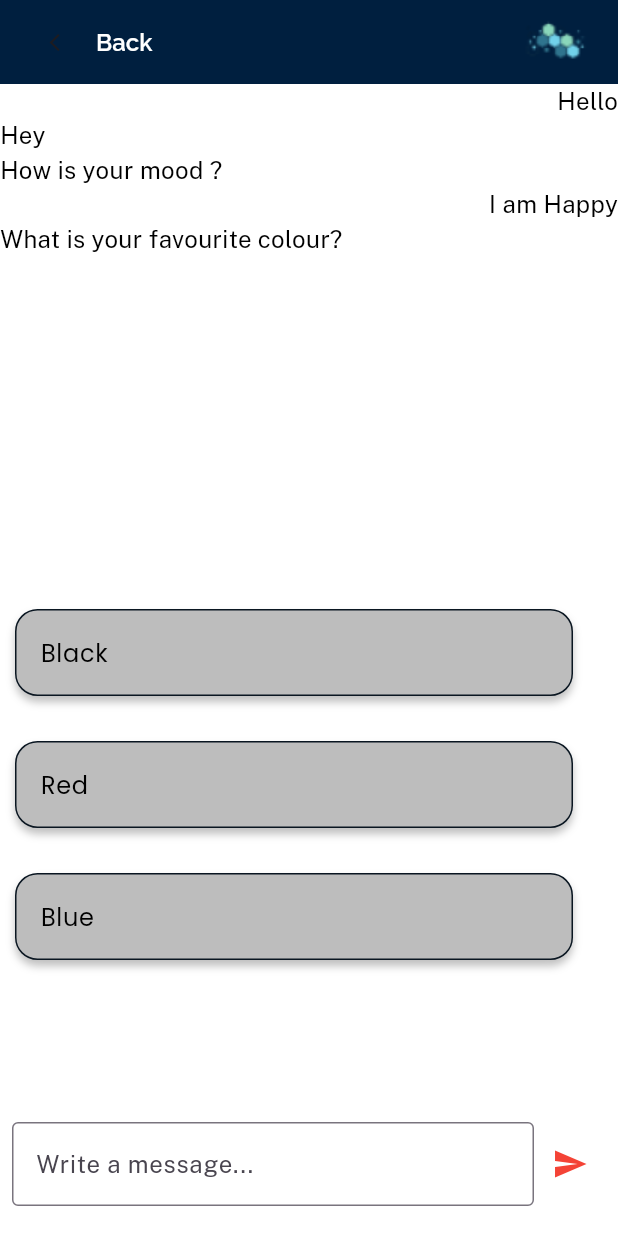
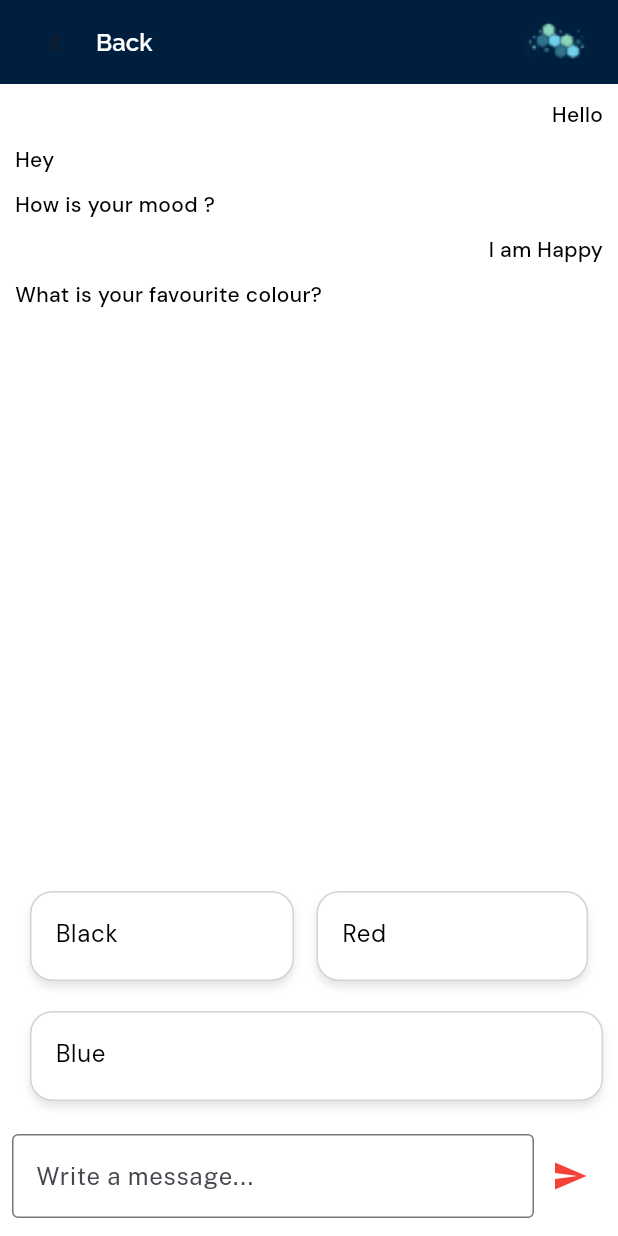
Before and after one commit to perfectionist7/True-Partner-App, a Flutter app: the HomeScreen screen opened directly, after a tap on "I am Happy", on a phone screen of 412 x 824 dp. Run offline on Flutter 3.47's test engine with Material 3 defaults, Android fonts, the phone set to English and light mode, and no system bars; our stand-ins replace get, google_fonts, velocity_x.

Commit message:
Update home_screen.dart

```diff
--- a/lib/home_screen.dart
+++ b/lib/home_screen.dart
@@ -1,4 +1,4 @@
-import 'package:deevot_new_project/api_services.dart';
+import 'api_services.dart';
 import 'package:flutter/material.dart';
 import 'package:get/get.dart';
 import 'package:google_fonts/google_fonts.dart';
@@ -74,70 +74,147 @@ class _HomeScreenState extends State<HomeScreen> {
                           itemCount: controller.chats.length,
                           itemBuilder: (BuildContext context, int index) {
                             Map<String, String> data = controller.chats[index];
-                            return Align(
+                            return Container(
+                                margin: EdgeInsets.only(
+                                    top: 10, left: 10, right: 10),
+                                child: Align(
                                     alignment: data["id"] ==
                                             "0" //id=0 is for the user, 1 for chatbot
                                         ? Alignment.centerRight
                                         : Alignment.centerLeft,
                                     child: Text(
                                       data["text"]!,
-                                  style: const TextStyle(
-                                      fontSize: 16, color: Colors.black),
-                                ));
+                                      style: GoogleFonts.dmSans(
+                                          fontSize: 14,
+                                          fontWeight: FontWeight.w500,
+                                          color: Colors.black),
+                                    )));
                           },
                         ))),
+          SizedBox(
+            height: 150,
+            child: ListView.builder(
+              itemCount:
+                  (controller.questionSet[controller.index].length / 2).ceil(),
+              itemBuilder: (BuildContext context, int rowIndex) {
+                int firstIndex = rowIndex * 2;
+                int secondIndex = firstIndex + 1;
+
+                // Check if second index exceeds the length of the list
+                bool isSecondIndexValid = secondIndex <
+                    controller.questionSet[controller.index].length;
+
+                return Row(
+                  children: [
                     Expanded(
-              child: ListView.builder(
-                  itemCount: controller.questionSet[controller.index].length,
-                  itemBuilder: (BuildContext context, int index) {
-                    return Container(
-                      margin: const EdgeInsets.fromLTRB(10, 10, 30, 20),
+                      child: Container(
+                        height: 60,
+                        margin: const EdgeInsets.fromLTRB(20, 0, 10, 20),
                         decoration: BoxDecoration(
                           boxShadow: [
                             BoxShadow(
-                              color: Colors.black.withOpacity(0.25),
+                              color: Colors.black.withOpacity(0.10),
                               blurRadius: 4,
-                              offset: const Offset(
-                                  0, 4), // changes position of shadow
+                              offset: const Offset(0, 4),
                             ),
                           ],
-                          border: Border.all(color: const Color(0xff0A1621)),
-                          color: Colors.grey[400],
+                          border: Border.all(color: Color(0xffD3D3D3)),
+                          color: Colors.white,
                           borderRadius:
-                              const BorderRadius.all(Radius.circular(15))),
+                              const BorderRadius.all(Radius.circular(15)),
+                        ),
                         child: ListTile(
                           title: Text(
-                          controller.questionSet[controller.index][index],
-                          style: GoogleFonts.poppins(
+                            controller.questionSet[controller.index]
+                                [firstIndex],
+                            style: GoogleFonts.dmSans(
                               fontSize: 16,
                               color: Colors.black,
-                              fontWeight: FontWeight.w400),
+                              fontWeight: FontWeight.w400,
+                            ),
                           ),
                           onTap: () {
                             setState(() {
-                            Map<String, String> sender = {};
-                            sender.addAll({
+                              Map<String, String> sender = {
                                 "id": "0",
                                 "text": controller.questionSet[controller.index]
-                                  [index],
-                            });
+                                    [firstIndex],
+                              };
                               controller.chats.add(sender);
 
                               if (controller.index <
                                   controller.questions.length - 1) {
                                 controller.index += 1;
-                              Map<String, String> reciever = {};
-                              reciever.addAll({
+                                Map<String, String> receiver = {
                                   "id": "1",
-                                "text": controller.questions[controller.index]
-                              });
-                              controller.chats.add(reciever);
+                                  "text":
+                                      controller.questions[controller.index],
+                                };
+                                controller.chats.add(receiver);
                               }
                             });
                           },
                         ),
+                      ),
+                    ),
+                    if (isSecondIndexValid)
+                      Expanded(
+                        child: Container(
+                          height: 60,
+                          margin: const EdgeInsets.fromLTRB(5, 0, 20, 20),
+                          decoration: BoxDecoration(
+                            boxShadow: [
+                              BoxShadow(
+                                color: Colors.black.withOpacity(0.10),
+                                blurRadius: 4,
+                                offset: const Offset(0, 4),
+                              ),
+                            ],
+                            border: Border.all(color: Color(0xffD3D3D3)),
+                            color: Colors.white,
+                            borderRadius:
+                                const BorderRadius.all(Radius.circular(15)),
+                          ),
+                          child: ListTile(
+                            title: Text(
+                              controller.questionSet[controller.index]
+                                  [secondIndex],
+                              style: GoogleFonts.dmSans(
+                                fontSize: 16,
+                                color: Colors.black,
+                                fontWeight: FontWeight.w400,
+                              ),
+                            ),
+                            onTap: () {
+                              setState(() {
+                                Map<String, String> sender = {
+                                  "id": "0",
+                                  "text":
+                                      controller.questionSet[controller.index]
+                                          [secondIndex],
+                                };
+                                controller.chats.add(sender);
+
+                                if (controller.index <
+                                    controller.questions.length - 1) {
+                                  controller.index += 1;
+                                  Map<String, String> receiver = {
+                                    "id": "1",
+                                    "text":
+                                        controller.questions[controller.index],
+                                  };
+                                  controller.chats.add(receiver);
+                                }
+                              });
+                            },
+                          ),
+                        ),
+                      ),
+                  ],
                 );
-                  })),
+              },
+            ),
+          ),
           Row(
             children: [
               Expanded(
@@ -169,7 +246,7 @@ class _HomeScreenState extends State<HomeScreen> {
           )
               .box
               .height(80)
-              .margin(const EdgeInsets.only(bottom: 8))
+              .margin(const EdgeInsets.only(bottom: 0))
               .padding(const EdgeInsets.all(8.0))
               .make(),
         ],
```
Lines whose indentation alone changed are shown as unchanged.
